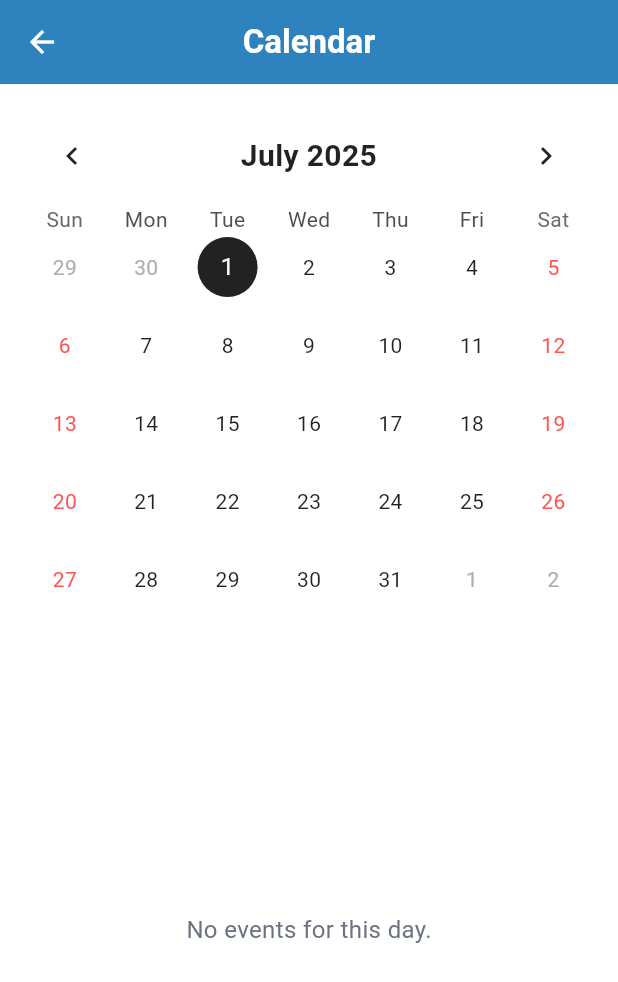
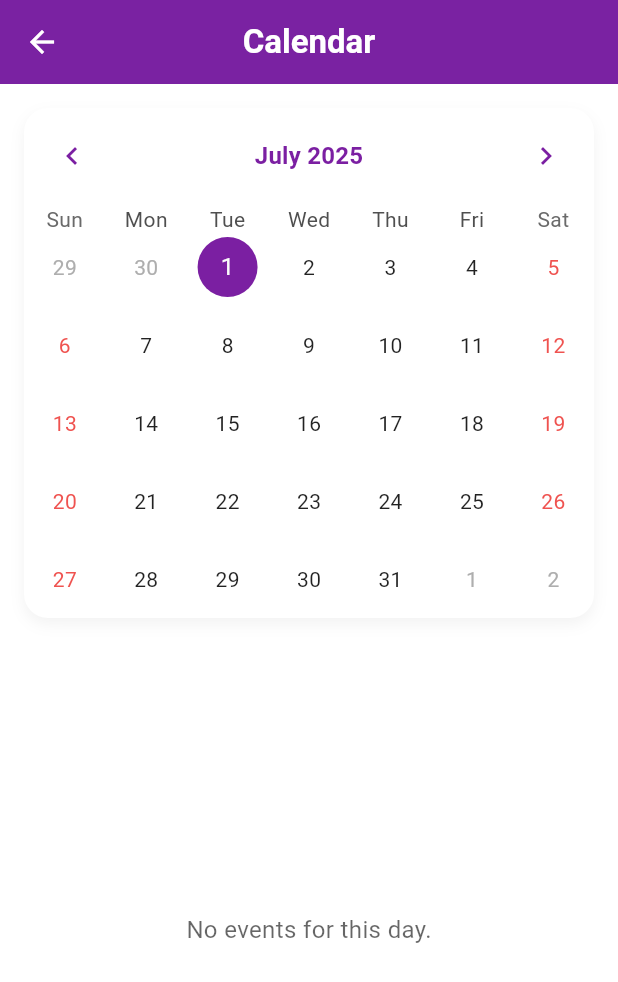
Before and after one commit to Aqilah87/Event_Reminder, a Flutter app: the CalendarPage screen opened by its route, on a phone screen of 412 x 824 dp. Shown: the top 982 px of the screen. Run offline on Flutter 3.47's test engine with Material 3 defaults, Android fonts, the phone set to English and light mode, and no system bars; drawn by our look-alikes of table_calendar; our stand-ins replace hive, hive_flutter, shared_preferences; accounts and stored records are empty.

Commit message:
update calendar color, setting

```diff
--- a/lib/screens/calendar_page.dart
+++ b/lib/screens/calendar_page.dart
@@ -27,24 +27,38 @@ class _CalendarPageState extends State<CalendarPage> {
 
   @override
   Widget build(BuildContext context) {
+    final theme = Theme.of(context);
     final eventData = Provider.of<EventData>(context);
+    final purple = Colors.purple.shade700;
 
     return Scaffold(
+      backgroundColor: theme.scaffoldBackgroundColor,
       appBar: AppBar(
+        backgroundColor: purple,
+        iconTheme: const IconThemeData(color: Colors.white),
+        centerTitle: true,
         title: const Text(
           'Calendar',
-          style: TextStyle(color: Colors.white, fontWeight: FontWeight.w700),
+          style: TextStyle(color: Colors.white, fontWeight: FontWeight.bold),
         ),
-        centerTitle: true,
-        backgroundColor: const Color.fromARGB(255, 42, 134, 191),
-        iconTheme: const IconThemeData(color: Colors.white),
       ),
-      backgroundColor: Colors.white,
       body: Padding(
         padding: const EdgeInsets.all(16),
         child: Column(
           children: [
-            TableCalendar<Event>(
+            Container(
+              decoration: BoxDecoration(
+                color: theme.cardColor,
+                borderRadius: BorderRadius.circular(16),
+                boxShadow: [
+                  BoxShadow(
+                    color: theme.shadowColor.withOpacity(0.05),
+                    blurRadius: 8,
+                    offset: const Offset(0, 4),
+                  ),
+                ],
+              ),
+              child: TableCalendar<Event>(
                 firstDay: DateTime.utc(2020, 1, 1),
                 lastDay: DateTime.utc(2100, 12, 31),
                 focusedDay: _focusedDay,
@@ -60,49 +74,75 @@ class _CalendarPageState extends State<CalendarPage> {
                 availableCalendarFormats: const {
                   CalendarFormat.month: 'Month',
                 },
-              headerStyle: const HeaderStyle(
+                headerStyle: HeaderStyle(
                   formatButtonVisible: false,
                   titleCentered: true,
-                titleTextStyle: TextStyle(
-                  fontSize: 20,
-                  fontWeight: FontWeight.w700,
-                  color: Colors.black87,
+                  titleTextStyle: theme.textTheme.titleMedium!.copyWith(
+                    fontWeight: FontWeight.bold,
+                    color: purple,
                   ),
-                leftChevronIcon: Icon(Icons.chevron_left, color: Colors.black87),
-                rightChevronIcon: Icon(Icons.chevron_right, color: Colors.black87),
+                  leftChevronIcon: Icon(Icons.chevron_left, color: purple),
+                  rightChevronIcon: Icon(Icons.chevron_right, color: purple),
                 ),
-              calendarStyle: const CalendarStyle(
+                calendarStyle: CalendarStyle(
                   todayDecoration: BoxDecoration(
-                  color: Colors.blueAccent,
+                    color: purple.withOpacity(0.5),
                     shape: BoxShape.circle,
                   ),
                   selectedDecoration: BoxDecoration(
-                  color: Colors.black87,
+                    color: purple,
                     shape: BoxShape.circle,
                   ),
-                weekendTextStyle: TextStyle(color: Colors.redAccent),
+                  weekendTextStyle: TextStyle(color: Colors.red.shade400),
+                  defaultTextStyle: theme.textTheme.bodyMedium!,
+                ),
               ),
             ),
             const SizedBox(height: 20),
             Expanded(
               child: _getEventsForDay(_selectedDay!, eventData).isEmpty
-                  ? const Center(
+                  ? Center(
                       child: Text(
                         'No events for this day.',
-                        style: TextStyle(fontSize: 16, color: Color(0xFF6B7280)),
+                        style: theme.textTheme.bodyMedium?.copyWith(
+                          fontSize: 16,
+                          color: theme.textTheme.bodyMedium?.color
+                              ?.withOpacity(0.6),
+                        ),
                       ),
                     )
                   : ListView.builder(
-                      itemCount: _getEventsForDay(_selectedDay!, eventData).length,
+                      itemCount:
+                          _getEventsForDay(_selectedDay!, eventData).length,
                       itemBuilder: (context, index) {
-                        final event = _getEventsForDay(_selectedDay!, eventData)[index];
-                        return ListTile(
-                          leading: const Icon(Icons.event_note, color: Colors.black87),
+                        final event =
+                            _getEventsForDay(_selectedDay!, eventData)[index];
+                        return Container(
+                          margin: const EdgeInsets.symmetric(vertical: 6),
+                          decoration: BoxDecoration(
+                            color: theme.cardColor,
+                            borderRadius: BorderRadius.circular(12),
+                            boxShadow: [
+                              BoxShadow(
+                                color: theme.shadowColor.withOpacity(0.05),
+                                blurRadius: 4,
+                                offset: const Offset(0, 2),
+                              ),
+                            ],
+                          ),
+                          child: ListTile(
+                            leading: Icon(Icons.event_note, color: purple),
                             title: Text(
                               event.title,
-                            style: const TextStyle(fontWeight: FontWeight.w600),
+                              style: theme.textTheme.titleMedium?.copyWith(
+                                fontWeight: FontWeight.w600,
                               ),
-                          subtitle: Text(event.reminderType ?? 'General'),
+                            ),
+                            subtitle: Text(
+                              event.reminderType ?? 'General',
+                              style: theme.textTheme.bodySmall,
+                            ),
+                          ),
                         );
                       },
                     ),
```
Also changed, not shown: lib/screens/event_list_page.dart (+29 -19 lines), lib/screens/settings_page.dart (+9 -1 lines). Lines whose indentation alone changed are shown as unchanged.
